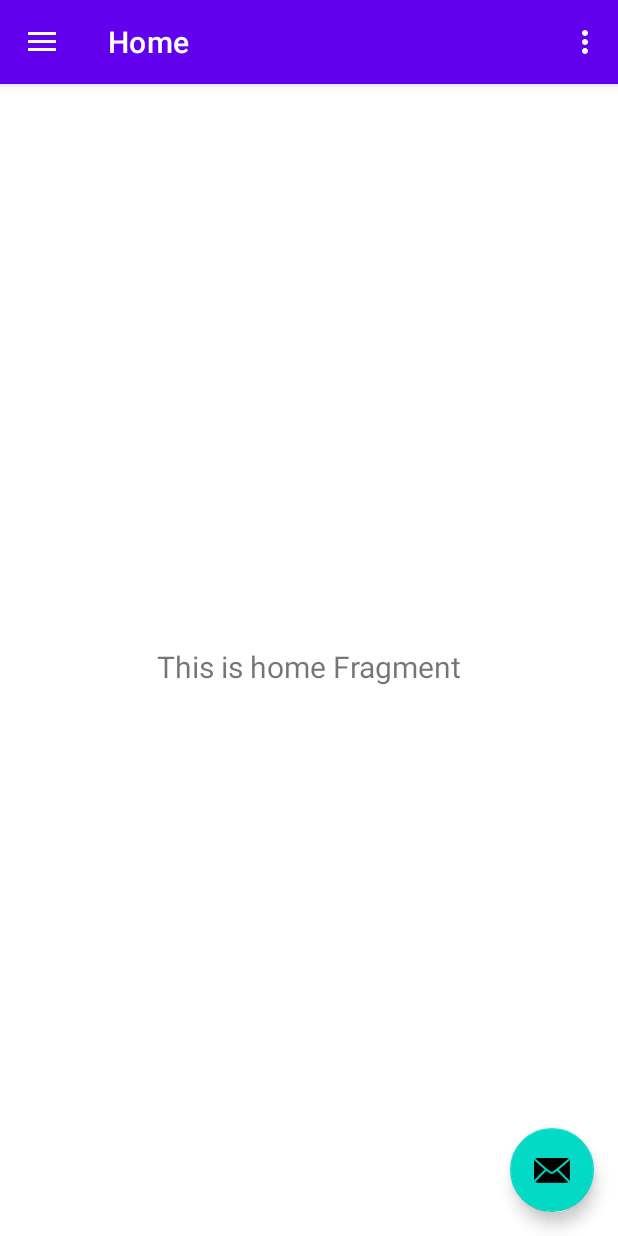
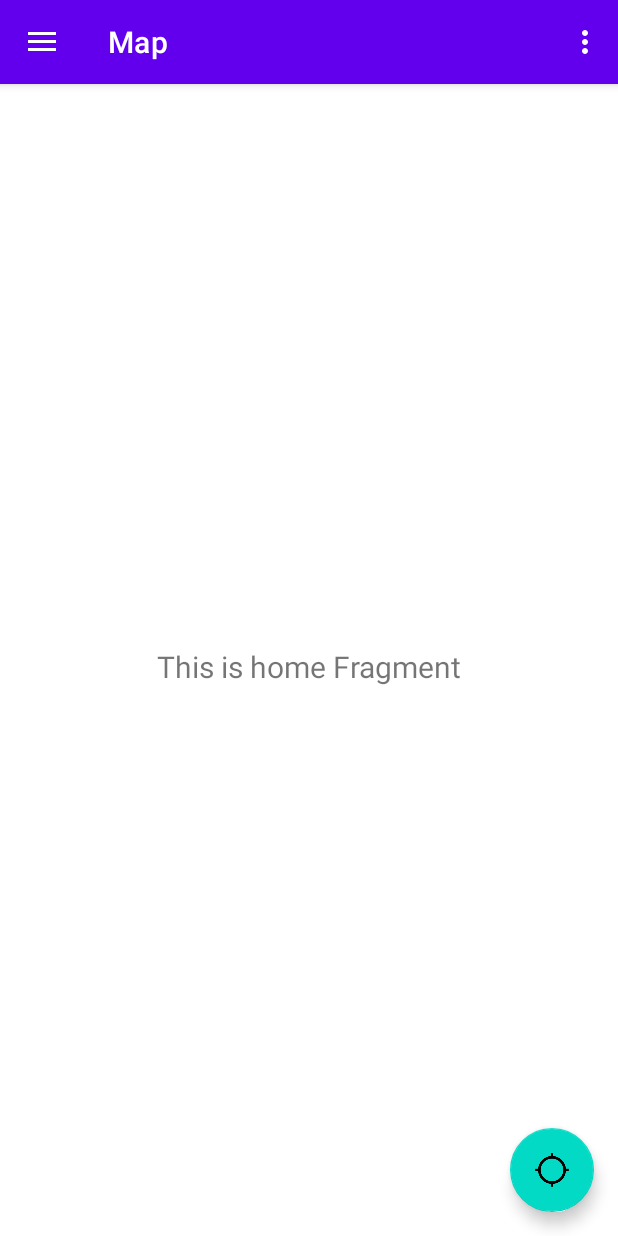
Before and after one commit to OssipeeRiver/RavenAndroidAssualtKit, an Android app: the screen it shows after launch (MainActivity), on a phone screen of 412 x 824 dp. Run offline under Robolectric (Android 15) with nearby library versions, the phone set to English and light mode, and no system bars; our stand-ins replace navigation-ui.

```diff
--- a/app/src/main/AndroidManifest.xml
+++ b/app/src/main/AndroidManifest.xml
@@ -1,6 +1,8 @@
 <?xml version="1.0" encoding="utf-8"?>
 <manifest xmlns:android="http://schemas.android.com/apk/res/android"
     xmlns:tools="http://schemas.android.com/tools">
+
+    <uses-permission android:name="android.permission.INTERNET"/>
 
     <application
         android:allowBackup="true"
@@ -10,12 +12,10 @@
         android:label="@string/app_name"
         android:roundIcon="@mipmap/ic_launcher_round"
         android:supportsRtl="true"
-        android:theme="@style/Theme.RavenAndroidAwarenessKit"
-        tools:targetApi="31">
+        android:theme="@style/Theme.RavenAndroidAwarenessKit">
         <activity
             android:name=".MainActivity"
             android:exported="true"
-            android:label="@string/app_name"
             android:theme="@style/Theme.RavenAndroidAwarenessKit.NoActionBar">
             <intent-filter>
                 <action android:name="android.intent.action.MAIN" />
--- a/app/src/main/res/layout/app_bar_main.xml
+++ b/app/src/main/res/layout/app_bar_main.xml
@@ -15,7 +15,7 @@
             android:id="@+id/toolbar"
             android:layout_width="match_parent"
             android:layout_height="?attr/actionBarSize"
-            android:background="?attr/colorPrimary"
+            android:background="@color/transparent"
             app:popupTheme="@style/Theme.RavenAndroidAwarenessKit.PopupOverlay" />
 
     </com.google.android.material.appbar.AppBarLayout>
@@ -29,7 +29,6 @@
         android:layout_gravity="bottom|end"
         android:layout_marginEnd="@dimen/fab_margin"
         android:layout_marginBottom="16dp"
-
-        app:srcCompat="@android:drawable/ic_dialog_email" />
+        app:srcCompat="@drawable/location_icon" />
 
 </androidx.coordinatorlayout.widget.CoordinatorLayout>
--- a/app/src/main/res/layout/content_main.xml
+++ b/app/src/main/res/layout/content_main.xml
@@ -13,6 +13,7 @@
         android:layout_width="match_parent"
         android:layout_height="match_parent"
         app:defaultNavHost="true"
+        app:layout_constraintHorizontal_bias="0.0"
         app:layout_constraintLeft_toLeftOf="parent"
         app:layout_constraintRight_toRightOf="parent"
         app:layout_constraintTop_toTopOf="parent"
--- a/app/src/main/res/values/colors.xml
+++ b/app/src/main/res/values/colors.xml
@@ -6,5 +6,7 @@
     <color name="teal_200">#FF03DAC5</color>
     <color name="teal_700">#FF018786</color>
     <color name="black">#FF000000</color>
+    <color name="transparent">#00000000</color>
+
     <color name="white">#FFFFFFFF</color>
 </resources>
--- a/app/src/main/res/values/strings.xml
+++ b/app/src/main/res/values/strings.xml
@@ -7,16 +7,15 @@
     <string name="nav_header_desc">Navigation header</string>
     <string name="action_settings">Settings</string>
 
-    <!--left main menu -->
-    <string name="menu_home">Home</string>
-    <string name="menu_gallery">Gallery</string>
-    <string name="menu_slideshow">Slideshow</string>
+    <!--left drawer-->
+    <!--TODO correct fragment naming -->
+    <string name="menu_home">Map</string>
+    <string name="menu_gallery">Location Data</string>
+    <string name="menu_slideshow">Forecast Data</string>
 
-    <!--right main menu -->
+    <!--right drawer -->
     <string name="menu_test1">Test1</string>
     <string name="menu_test2">Test2</string>
     <string name="menu_test3">Test3</string>
 
-
-
 </resources>
--- a/build.gradle
+++ b/build.gradle
@@ -4,3 +4,7 @@ plugins {
     id 'com.android.library' version '8.3.0-rc02' apply false
     id 'org.jetbrains.kotlin.android' version '1.8.20' apply false
 }
+
+tasks.register('clean', Delete) {
+    delete rootProject.buildDir
+}
--- a/settings.gradle
+++ b/settings.gradle
@@ -10,6 +10,9 @@ dependencyResolutionManagement {
     repositories {
         google()
         mavenCentral()
+        maven {
+            url 'https://esri.jfrog.io/artifactory/arcgis'
+        }
     }
 }
 rootProject.name = "Raven Android Awareness Kit"
```
Also changed, not shown: app/build.gradle (+8 -7 lines), app/src/main/res/menu/activity_main_drawer_right.xml (deleted, +0 -20 lines), app/src/main/res/drawable/drawer_button.webp (added), app/src/main/res/drawable/location_icon.webp (added).
